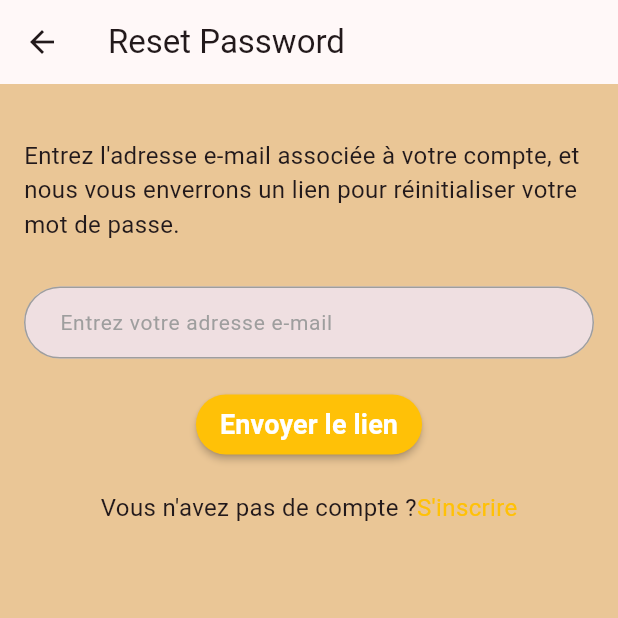
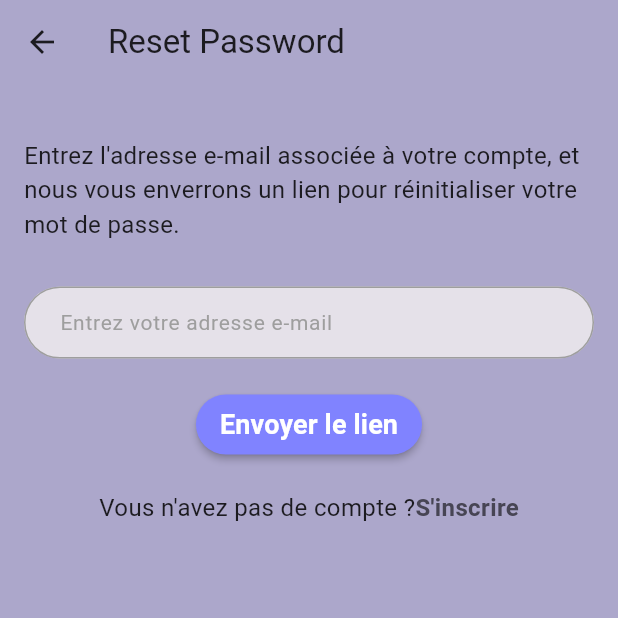
Before and after one commit to yacinekadda8/Library_activities, a Flutter app: the screen it shows after launch, after a tap on "Mot de passe oublié ?", on a phone screen of 412 x 824 dp, the top half of it. Run offline on Flutter 3.47's test engine with Material 2 defaults, Android fonts, the light colour scheme and no system bars; our stand-ins replace awesome_dialog, cached_network_image, cloud_firestore, firebase_auth, firebase_core, firebase_storage and 4 more; missing offline and left inert: cross_file_image; accounts and stored records are empty; project files that could hold a hidden picture were left out.

Commit message:
change color and add Delete activity

```diff
--- a/lib/const.dart
+++ b/lib/const.dart
@@ -1,31 +1,15 @@
 import 'package:flutter/material.dart';
 
-class AppColors {
-  // Light Theme Colors
-  static Color primary = const Color(0xFFFFC107);
-  static Color backgroundColor = const Color(0xFFF3F3F2);
-  static Color secondaryColor = const Color(0xFF7952B3);
-  static Color darkColor = const Color(0xFF343A40);
-
-  // Dark Theme Colors
-  static Color darkPrimaryColor = const Color(0xFF3498DB);
-  static Color darksecondaryColor = const Color(0xFFE74C3C);
-  static Color lightColor = const Color(0xFFFBF9EA);
-  static Color darkBackgroundColor = const Color(0xFF121212);
-}
 const kTransation = Duration(microseconds: 250);
 const kgtSectraFine = 'GT-Sectra-Fine';
 
-
-
 //Primary color: This is the main color of your app,
-const kprimaryColor = Color(0xFF402E32);
-
+const kdark = Color(0xFF474554);
 
 //This is a secondary color that is used for accents and highlights.
-const ksecondaryColor = Color(0xffFF8960);
+const kblue = Color(0xff8083FF);
 
 //This is a neutral color that is used for the background
-const kneutralColor = Color(0xFFEAC696);
+const kpurple = Color(0xFFACA7CB);
 
-const kgreyColor = Color(0xEEF6E5DF);
+const kgrey = Color(0xEEF5F5F5);
--- a/lib/main.dart
+++ b/lib/main.dart
@@ -54,14 +54,17 @@ class _MyAppState extends State<MyApp> {
       supportedLocales: S.delegate.supportedLocales,
       title: 'Bibliotheque App',
       theme: ThemeData(
-        scaffoldBackgroundColor: kneutralColor,
-        iconButtonTheme: IconButtonThemeData(
+        scaffoldBackgroundColor: kpurple,
+        iconButtonTheme: const IconButtonThemeData(
             style: ButtonStyle(
                 // backgroundColor: MaterialStateProperty.all<Color>(kgreyColor),
                 )),
         useMaterial3: true,
+        appBarTheme: AppBarTheme(
+          backgroundColor: kpurple,
+        ),
         colorScheme: ColorScheme.fromSeed(
-          seedColor: kprimaryColor,
+          seedColor: kdark,
         ),
       ),
       routerConfig: AppRouter.router,
--- a/lib/providers/Auth/signup_provider.dart
+++ b/lib/providers/Auth/signup_provider.dart
@@ -78,7 +78,7 @@ class SignupController extends ChangeNotifier {
         }
         AwesomeDialog(
           context: context,
-          dialogBackgroundColor: AppColors.primary,
+          dialogBackgroundColor: kblue,
           dialogType: DialogType.error,
           animType: AnimType.rightSlide,
           title: S.of(context).a19,
@@ -92,7 +92,7 @@ class SignupController extends ChangeNotifier {
         }
         AwesomeDialog(
           context: context,
-          dialogBackgroundColor: AppColors.primary,
+          dialogBackgroundColor: kblue,
           dialogType: DialogType.error,
           animType: AnimType.rightSlide,
           title: S.of(context).a22,
--- a/lib/providers/home/create_activity_provider.dart
+++ b/lib/providers/home/create_activity_provider.dart
@@ -2,6 +2,7 @@ import 'dart:io';
 import 'package:cloud_firestore/cloud_firestore.dart';
 import 'package:firebase_storage/firebase_storage.dart';
 import 'package:flutter/material.dart';
+import 'package:go_router/go_router.dart';
 import 'package:image_picker/image_picker.dart';
 import '../../services/crud.dart';
 
@@ -10,7 +11,6 @@ class CreateActivityProvider extends ChangeNotifier {
   XFile? selectedImage;
   CrudMethods crudMethods = CrudMethods();
   Timestamp timestamp = Timestamp.fromDate(DateTime.now());
-
 
   Future getImage() async {
     ImagePicker picker = ImagePicker();
@@ -21,7 +21,6 @@ class CreateActivityProvider extends ChangeNotifier {
 
   uploadActivities(context) async {
     // ========================   upload images to FirebaseStorage
-
     if (selectedImage != null) {
       //----
       File imageFile = File(selectedImage!.path);
@@ -43,7 +42,7 @@ class CreateActivityProvider extends ChangeNotifier {
           "activitePublishDate": timestamp,
         };
         crudMethods.addData(activitiesMap).then((result) {
-          Navigator.pop(context);
+          GoRouter.of(context).pushReplacement('/homeScreen');
         });
       } catch (e) {
         print('Error during uploading $e');
--- a/lib/view/screens/auth/login_screen.dart
+++ b/lib/view/screens/auth/login_screen.dart
@@ -43,7 +43,7 @@ class _LoginScreenState extends State<LoginScreen> {
                       const SizedBox(height: 10),
                       Text(S.of(context).b,
                           style: TextStyle(
-                            color: AppColors.darkColor,
+                            color: kdark.withOpacity(.6),
                           )),
                       const SizedBox(height: 20),
                       Text(
@@ -81,8 +81,7 @@ class _LoginScreenState extends State<LoginScreen> {
                       ),
                       InkWell(
                         onTap: () {
-                          GoRouter.of(context)
-                              .pushReplacement('/resetPasswordScreen');
+                          GoRouter.of(context).push('/resetPasswordScreen');
                         },
                         child: Container(
                           margin: const EdgeInsets.only(top: 10, bottom: 20),
@@ -100,14 +99,14 @@ class _LoginScreenState extends State<LoginScreen> {
                 ),
                 CustomButtonAuth(
                     title: S.of(context).k,
-                    color: AppColors.primary,
+                    color: kdark.withOpacity(.5),
                     onPressed: () async {
                       if (provider.formState.currentState!.validate()) {
                         provider.login(context);
                       } else {
                         AwesomeDialog(
                           context: context,
-                          dialogBackgroundColor: AppColors.primary,
+                          dialogBackgroundColor: kblue,
                           dialogType: DialogType.error,
                           animType: AnimType.rightSlide,
                           title: S.of(context).a5,
@@ -123,7 +122,7 @@ class _LoginScreenState extends State<LoginScreen> {
                     height: 40,
                     shape: RoundedRectangleBorder(
                         borderRadius: BorderRadius.circular(20)),
-                    color: AppColors.secondaryColor,
+                    color: kblue,
                     textColor: Colors.white,
                     onPressed: () {
                       provider.signInWithGoogle(context);
@@ -141,14 +140,17 @@ class _LoginScreenState extends State<LoginScreen> {
 
                 Container(height: 20),
                 CustomButtonAuth(
-                  title: S.of(context).x, //Continue As Guest
-                  color: AppColors.darkColor,
-                  onPressed: () => context.go('/homeScreen'),
-                ),
+                    title: S.of(context).x, //Continue As Guest
+                    color: kblue.withOpacity(.5),
+                    onPressed: () {
+                      GoRouter.of(context).push('/homeScreen');
+                    }),
                 Container(height: 20),
                 // Text("Don't Have An Account ? Resister" , textAlign: TextAlign.center,)
                 InkWell(
-                  onTap: () => context.go('/signUpScreen'),
+                  onTap: () {
+                    GoRouter.of(context).push('/signUpScreen');
+                  },
                   child: Center(
                     child: Text.rich(TextSpan(children: [
                       TextSpan(
@@ -156,9 +158,8 @@ class _LoginScreenState extends State<LoginScreen> {
                       ),
                       TextSpan(
                           text: S.of(context).v, //Register
-                          style: TextStyle(
-                              color: AppColors.primary,
-                              fontWeight: FontWeight.bold)),
+                          style: const TextStyle(
+                              color: kdark, fontWeight: FontWeight.bold)),
                     ])),
                   ),
                 )
--- a/lib/view/screens/auth/reset_password_screen.dart
+++ b/lib/view/screens/auth/reset_password_screen.dart
@@ -51,7 +51,7 @@ class _ResetPasswordScreenState extends State<ResetPasswordScreen> {
                   provider.resetPassword(context);
                 },
                 title: S.of(context).a13,
-                color: Colors.amber,
+                color: kblue,
               ),
               const SizedBox(height: 20),
               Row(
@@ -63,14 +63,14 @@ class _ResetPasswordScreenState extends State<ResetPasswordScreen> {
                   ),
                   InkWell(
                     onTap: () {
-                              GoRouter.of(context).pushReplacement('/loginScreen');
-
+                      GoRouter.of(context).pushReplacement('/loginScreen');
                     },
                     child: Text(
                       S.of(context).a16,
-                      style: TextStyle(
+                      style: const TextStyle(
                         fontSize: 16,
-                        color: AppColors.primary,
+                        color: kdark,
+                        fontWeight: FontWeight.bold,
                       ),
                     ),
                   ),
--- a/lib/view/screens/home/home_screen.dart
+++ b/lib/view/screens/home/home_screen.dart
@@ -29,7 +29,9 @@ class _HomeScreenState extends State<HomeScreen> {
           builder: (context, provider, child) {
             return provider.isAdmin == true
                 ? FloatingActionButton(
-                    onPressed: () => context.go('/createActivity'),
+                    onPressed: () {
+                      GoRouter.of(context).push('/createActivity');
+                    },
                     child: const Icon(Icons.add, size: 40),
                   )
                 : const SizedBox();
--- a/lib/view/widgets/circular_loading.dart
+++ b/lib/view/widgets/circular_loading.dart
@@ -11,7 +11,7 @@ class CircularLoading extends StatelessWidget {
   Widget build(BuildContext context) {
     return Center(
         child: CircularProgressIndicator(
-          color: AppColors.secondaryColor,
+          color: kblue,
         ),
       );
   }
--- a/lib/view/widgets/customlogoauth.dart
+++ b/lib/view/widgets/customlogoauth.dart
@@ -13,7 +13,7 @@ class CustomLogoAuth extends StatelessWidget {
           height: 80,
           padding: const EdgeInsets.all(10),
           decoration: BoxDecoration(
-              color: AppColors.secondaryColor,
+              color: kblue,
               borderRadius: BorderRadius.circular(70)),
           child: Image.asset(
             "assets/images/logo.png",
--- a/lib/view/widgets/splash/app_logo.dart
+++ b/lib/view/widgets/splash/app_logo.dart
@@ -11,15 +11,14 @@ class AppLogo extends StatelessWidget {
 
   @override
   Widget build(BuildContext context) {
-            double mqwidth = MediaQuery.of(context).size.width;
+    double mqwidth = MediaQuery.of(context).size.width;
 
     return SizedBox(
-      child: SvgPicture
-      .asset(MyAssets.mylogo,
+      child: SvgPicture.asset(MyAssets.mylogo,
           fit: BoxFit.fitHeight,
           height: mqwidth / 6,
           width: mqwidth / 3,
-          colorFilter: const ColorFilter.mode(kprimaryColor, BlendMode.srcIn),
+          colorFilter: const ColorFilter.mode(kdark, BlendMode.srcIn),
           semanticsLabel: 'A red up arrow'),
     );
   }
```
Also changed, not shown: lib/providers/Auth/login_provider.dart (+5 -4 lines), lib/providers/home/home_provider.dart (+25 -24 lines), lib/services/crud.dart (+12 -4 lines), lib/utils/app_router.dart (+19 -0 lines), lib/view/screens/auth/signup_screen.dart (+4 -4 lines), lib/view/screens/create_activity_screen.dart (+8 -11 lines), lib/view/screens/home/home_details_screen.dart (+19 -4 lines), lib/view/widgets/home/activity_tile.dart (+18 -11 lines), lib/view/widgets/home/home_details_body.dart (+53 -7 lines), lib/view/widgets/home/home_screen_body.dart (+32 -8 lines).
